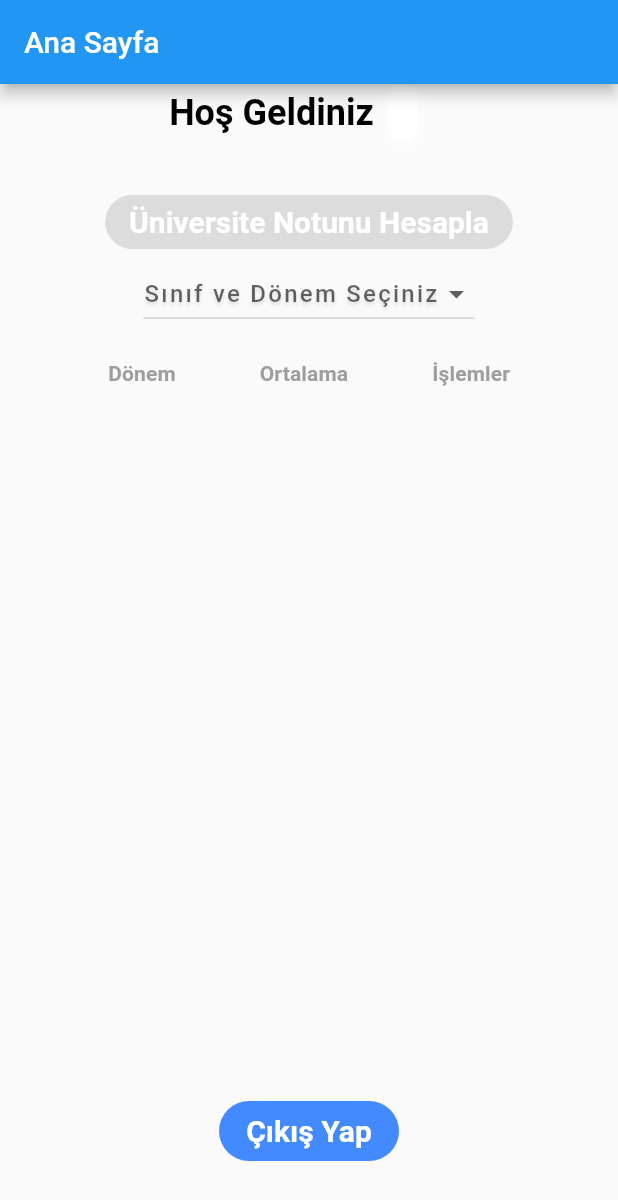
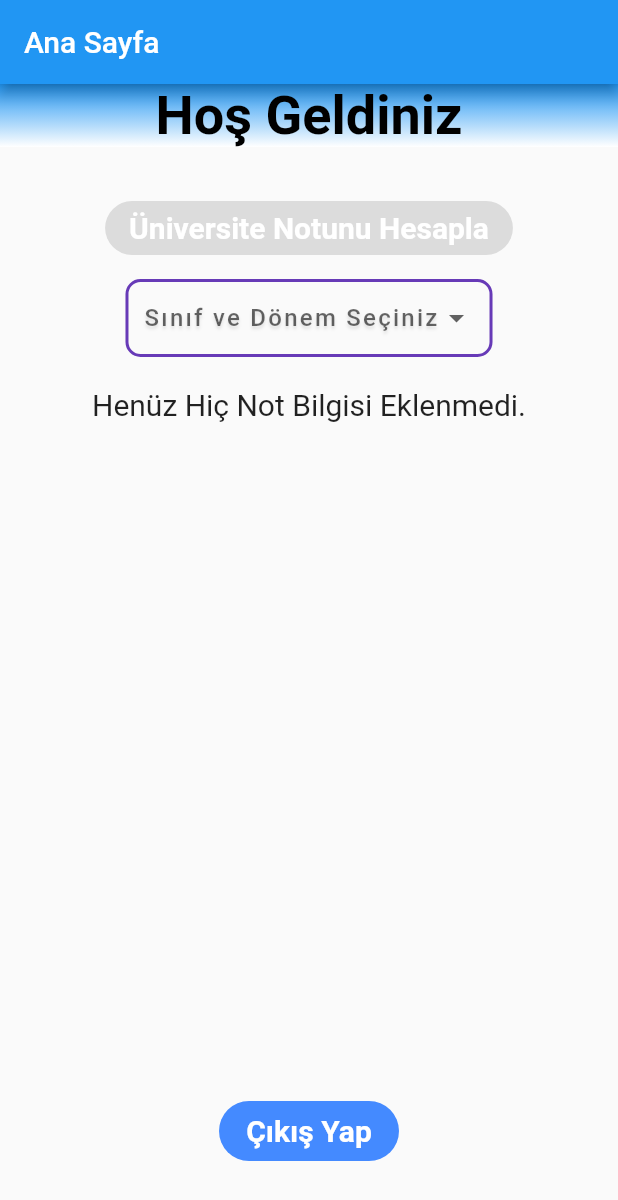
Before and after one commit to OmerYasirOnal/University-Grade-Calculator-App---Flutter, a Flutter app: the screen it shows once a user with an empty profile is signed in, on a phone screen of 412 x 824 dp. Shown: the top 1200 px of the screen. Run offline on Flutter 3.47's test engine with Material 2 defaults, Android fonts, the phone set to English and light mode, and no system bars; our stand-ins replace cloud_firestore, firebase_auth, firebase_core, get; accounts and stored records are empty.

Commit message:
edited some pages

```diff
--- a/MyGradeCalculation/grade_calculator/lib/constants/constants.dart
+++ b/MyGradeCalculation/grade_calculator/lib/constants/constants.dart
@@ -37,7 +37,7 @@ TextStyle kGradeStily = TextStyle(
 
 BoxDecoration MyBoxDecoration() {
   return BoxDecoration(
-      color: Colors.blue.shade200, // Updated color
+      color: Colors.lightBlueAccent, // Updated color
       borderRadius: BorderRadius.circular(30),
       boxShadow: [
         BoxShadow(
--- a/MyGradeCalculation/grade_calculator/lib/myWidgets/calculationPageWidgets/myTextFieldWidget.dart
+++ b/MyGradeCalculation/grade_calculator/lib/myWidgets/calculationPageWidgets/myTextFieldWidget.dart
@@ -1,4 +1,5 @@
 import 'package:flutter/material.dart';
+
 
 class textFieldWidget extends StatelessWidget {
   var index;
--- a/MyGradeCalculation/grade_calculator/lib/myWidgets/welcomePageWidgets/myHistoryGradesWidget.dart
+++ b/MyGradeCalculation/grade_calculator/lib/myWidgets/welcomePageWidgets/myHistoryGradesWidget.dart
@@ -6,7 +6,6 @@ import 'package:grade_calculator/constants/constants.dart';
 
 import '../../crudOperations/crud_operations.dart';
 import '../../view/lessonGradeCalculator_Page.dart';
-import 'myCalculatorButtonWidget.dart';
 
 class MyHistoryGradesWidget extends StatelessWidget {
   const MyHistoryGradesWidget({
@@ -18,19 +17,17 @@ class MyHistoryGradesWidget extends StatelessWidget {
 
   @override
   Widget build(BuildContext context) {
-    return Expanded(
-      child: StreamBuilder<DocumentSnapshot>(
+    return StreamBuilder<QuerySnapshot>(
       stream: FirebaseFirestore.instance
           .collection('Users')
           .doc('$uid')
+          .collection('Terms')
           .snapshots(),
-        builder: (BuildContext context,
-            AsyncSnapshot<DocumentSnapshot> asyncSnapshot) {
+      builder:
+          (BuildContext context, AsyncSnapshot<QuerySnapshot> asyncSnapshot) {
         if (asyncSnapshot.hasData &&
             asyncSnapshot.data != null &&
-              asyncSnapshot.data!.exists) {
-            Map<String, dynamic> data =
-                asyncSnapshot.data!.data() as Map<String, dynamic>;
+            asyncSnapshot.data!.docs.isNotEmpty) {
           return SingleChildScrollView(
             scrollDirection: Axis.horizontal,
             child: DataTable(
@@ -54,13 +51,13 @@ class MyHistoryGradesWidget extends StatelessWidget {
                   ),
                 ),
               ],
-                rows: data.entries.map<DataRow>((entry) {
+              rows: asyncSnapshot.data!.docs.map<DataRow>((doc) {
                 return DataRow(
                   cells: <DataCell>[
                     DataCell(
                       Center(
                         child: Text(
-                            entry.key,
+                          doc.id,
                           style: kTableTextStyle,
                         ),
                       ),
@@ -68,36 +65,18 @@ class MyHistoryGradesWidget extends StatelessWidget {
                     DataCell(
                       Center(
                         child: Text(
-                            entry.value.toString(),
+                          doc['grade'].toString(),
                           style: kTableTextStyle,
                         ),
                       ),
                     ),
                     DataCell(
                       Center(
-                          child: Row(
-                            mainAxisAlignment: MainAxisAlignment.spaceAround,
-                            children: [
-                              Expanded(
-                                child: IconButton(
-                                  icon: Icon(Icons.edit),
-                                  onPressed: () {
-                                    Get.to(() => LessonGradeCalculator(
-                                          selectedTerm: entry.key,
-                                          uid: uid,
-                                        ));
-                                  },
-                                ),
-                              ),
-                              Expanded(
                         child: IconButton(
                           icon: Icon(Icons.delete),
                           onPressed: () async {
-                                    await deleteUserGrade(uid!, entry.key);
+                            await deleteUserGrade(uid!, doc.id);
                           },
-                                ),
-                              ),
-                            ],
                         ),
                       ),
                     ),
@@ -115,7 +94,6 @@ class MyHistoryGradesWidget extends StatelessWidget {
           );
         }
       },
-      ),
     );
   }
 }
--- a/MyGradeCalculation/grade_calculator/lib/myWidgets/welcomePageWidgets/myWelcomePageWidget.dart
+++ b/MyGradeCalculation/grade_calculator/lib/myWidgets/welcomePageWidgets/myWelcomePageWidget.dart
@@ -1,62 +1,38 @@
-import 'package:cloud_firestore/cloud_firestore.dart';
 import 'package:flutter/material.dart';
-
-import '../../crudOperations/crud_operations.dart';
-
-CollectionReference users = Crudoperations().firestore.collection('Users');
 
 class welcomePageWidget extends StatelessWidget {
   const welcomePageWidget({
-    super.key,
-    required this.email,
+    Key? key,
     required this.uid,
-  });
+  }) : super(key: key);
 
-  final String email;
   final String uid;
+
   @override
   Widget build(BuildContext context) {
     return Container(
-      margin: const EdgeInsets.only(right: 20),
-      child: Row(
-        crossAxisAlignment: CrossAxisAlignment.center,
+      decoration: BoxDecoration(
+        gradient: LinearGradient(
+          begin: Alignment.topCenter,
+          end: Alignment.bottomCenter,
+          colors: [Colors.blue, Colors.white],
+        ),
+      ),
+      child: Center(
+        child: Column(
           mainAxisAlignment: MainAxisAlignment.center,
           children: [
-          const Text(
+            Text(
               'Hoş Geldiniz',
               style: TextStyle(
-              fontSize: 24,
+                fontSize: 36,
                 fontWeight: FontWeight.bold,
                 color: Colors.black,
               ),
-          ),
-          const SizedBox(
-            width: 10,
-          ),
-          Container(
-            decoration: BoxDecoration(
-              borderRadius: BorderRadius.circular(10),
-              color: Colors.white,
-              boxShadow: [
-                BoxShadow(
-                  color: Colors.white70.withOpacity(0.5),
-                  spreadRadius: 2,
-                  blurRadius: 5,
-                  offset: const Offset(0, 3),
+              textAlign: TextAlign.center,
             ),
           ],
         ),
-            padding: const EdgeInsets.all(10),
-            child: Text(
-              email,
-              textAlign: TextAlign.center,
-              style: const TextStyle(
-                fontSize: 15,
-                color: Colors.black,
-              ),
-            ),
-          ),
-        ],
       ),
     );
   }
--- a/MyGradeCalculation/grade_calculator/lib/view/authPages/welcome_page.dart
+++ b/MyGradeCalculation/grade_calculator/lib/view/authPages/welcome_page.dart
@@ -13,10 +13,10 @@ class WelcomePage extends StatefulWidget {
   String email;
 
   WelcomePage({
-    super.key,
+    Key? key,
     required this.uid,
     required this.email,
-  });
+  }) : super(key: key);
 
   @override
   _WelcomePageState createState() => _WelcomePageState();
@@ -44,19 +44,28 @@ class _WelcomePageState extends State<WelcomePage> {
       body: SafeArea(
         child: Column(
           mainAxisSize: MainAxisSize.max,
-          mainAxisAlignment: MainAxisAlignment.center,
+          mainAxisAlignment: MainAxisAlignment.start,
+          crossAxisAlignment: CrossAxisAlignment.center,
           children: [
-            welcomePageWidget(email: widget.email, uid: widget.uid),
+            welcomePageWidget(uid: widget.uid),
             const SizedBox(
               height: 30,
             ),
             myCalculatorButtonWidget(
                 selectedTerm: _selectedTerm, widget: widget),
+            SizedBox(
+              height: 10,
+            ),
             MyTermDropDownButton(),
             const SizedBox(
-              height: 1,
+              height: 20,
             ),
-            MyHistoryGradesWidget(uid: uid),
+            Expanded(
+              child: MyHistoryGradesWidget(uid: uid),
+            ),
+            const SizedBox(
+              height: 20,
+            ),
             const MyExitButton(),
           ],
         ),
@@ -64,11 +73,16 @@ class _WelcomePageState extends State<WelcomePage> {
     );
   }
 
-  Row MyTermDropDownButton() {
-    return Row(
-      mainAxisAlignment: MainAxisAlignment.spaceAround,
-      children: [
-        DropdownButton(
+  Widget MyTermDropDownButton() {
+    return Container(
+      margin: const EdgeInsets.symmetric(horizontal: 40),
+      padding: const EdgeInsets.symmetric(horizontal: 10),
+      decoration: BoxDecoration(
+        borderRadius: BorderRadius.circular(10),
+        border: Border.all(color: Colors.deepPurple, width: 2),
+      ),
+      child: DropdownButtonHideUnderline(
+        child: DropdownButton(
           style: kGradeStily,
           hint: const Text("Sınıf ve Dönem Seçiniz"),
           value: _selectedTerm,
@@ -108,7 +122,7 @@ class _WelcomePageState extends State<WelcomePage> {
           ],
           onChanged: onTermSelected,
         ),
-      ],
+      ),
     );
   }
 }
```
Also changed, not shown: MyGradeCalculation/grade_calculator/lib/view/lessonGradeCalculator_Page.dart (+10 -10 lines), MyGradeCalculation/grade_calculator/pubspec.lock, 3 other files. Lines whose indentation alone changed are shown as unchanged.
